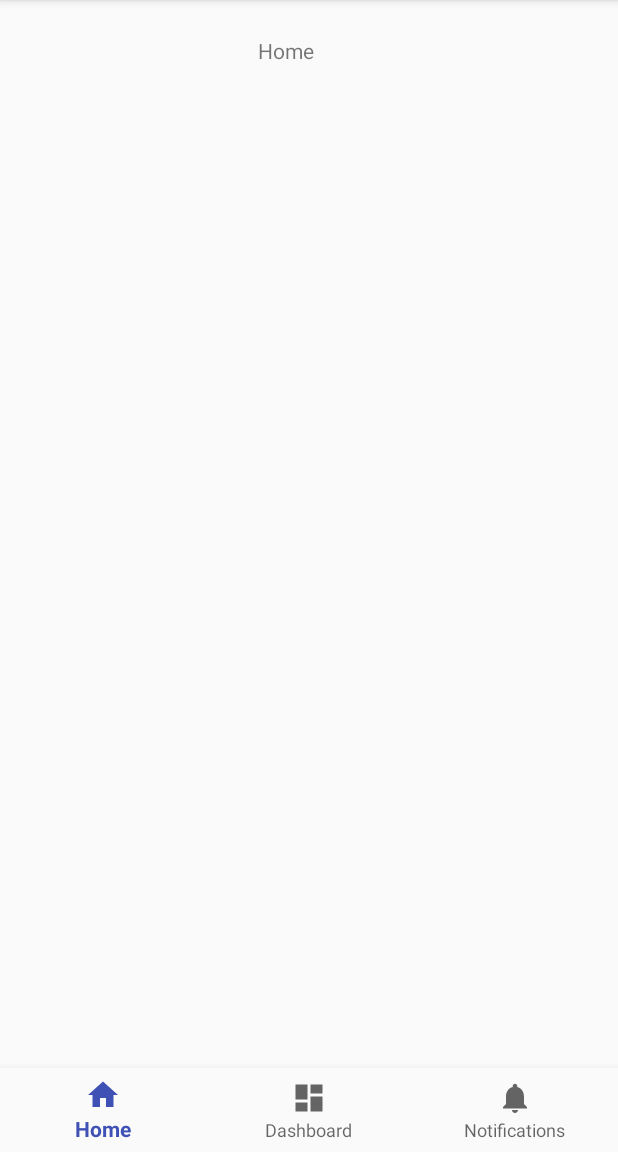
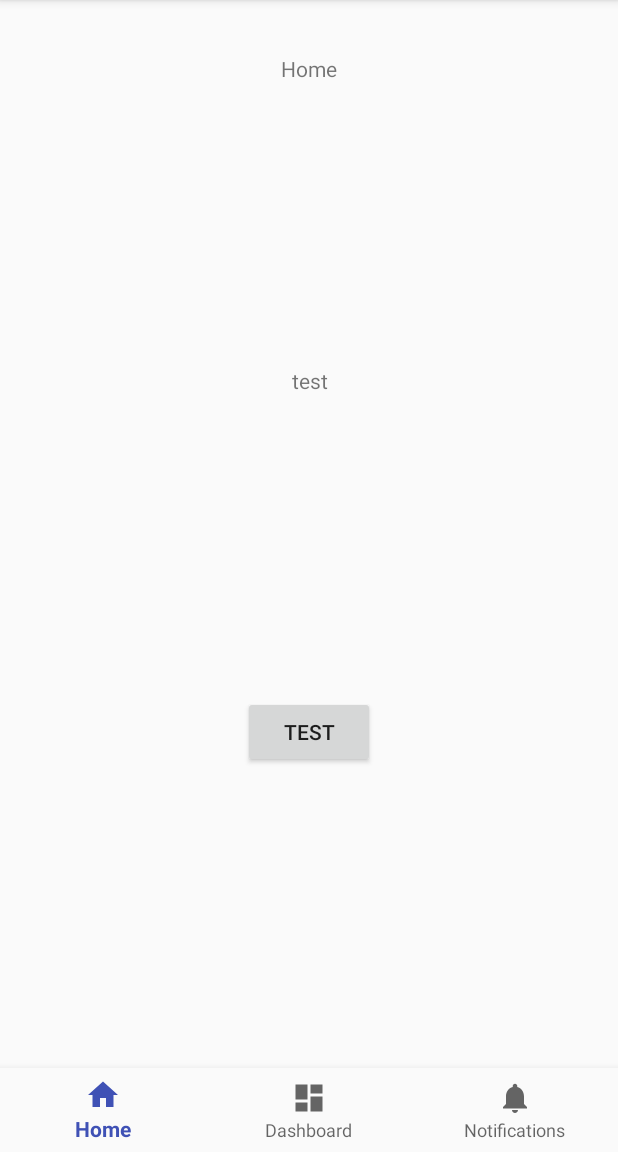
Before and after one commit to max-philip/UNIHACK-2018-v1, an Android app: the screen it shows after launch (MainActivity), on a phone screen of 412 x 824 dp, the part 84-1236 px from its top. Run offline under Robolectric (Android 15) with nearby library versions, the phone set to English and light mode, and no system bars; our stand-ins replace Firebase (no records; nobody signed in at launch, a user with empty details on screens opened directly).

Commit message:
Created a FirebaseAdapter which will serve as a interface with our Firebase Database. Also, added a button for testing.

```diff
--- a/app/build.gradle
+++ b/app/build.gradle
@@ -1,9 +1,10 @@
 apply plugin: 'com.android.application'
+
 
 android {
     compileSdkVersion 27
     defaultConfig {
-        applicationId "com.example.nicholas.unihack_2018_1"
+        applicationId "com.example.unihack.safe_travels"
         minSdkVersion 15
         targetSdkVersion 27
         versionCode 1
@@ -20,12 +21,17 @@ android {
 
 dependencies {
     implementation fileTree(dir: 'libs', include: ['*.jar'])
+    implementation 'com.google.firebase:firebase-core:16.0.1'
+    implementation 'com.google.firebase:firebase-database:16.0.1'
+    implementation 'com.google.android.gms:play-services-maps:15.0.1'
     implementation 'com.android.support:appcompat-v7:27.1.1'
     implementation 'com.android.support:design:27.1.1'
     implementation 'com.android.support.constraint:constraint-layout:1.1.2'
     implementation 'com.android.support:support-vector-drawable:27.1.1'
-    implementation 'com.google.android.gms:play-services-maps:15.0.1'
     testImplementation 'junit:junit:4.12'
     androidTestImplementation 'com.android.support.test:runner:1.0.2'
     androidTestImplementation 'com.android.support.test.espresso:espresso-core:3.0.2'
 }
+
+
+apply plugin: 'com.google.gms.google-services'
--- /dev/null
+++ b/app/src/main/java/com/example/nicholas/unihack_2018_1/FirebaseAdapter.java
@@ -0,0 +1,41 @@
+package com.example.nicholas.unihack_2018_1;
+
+import android.util.Log;
+
+import com.google.firebase.FirebaseError;
+import com.google.firebase.database.DataSnapshot;
+import com.google.firebase.database.DatabaseReference;
+import com.google.firebase.database.FirebaseDatabase;
+import com.google.firebase.database.Query;
+import com.google.firebase.database.ValueEventListener;
+
+/**
+ * Created by roflo on 28/07/2018.
+ */
+
+public class FirebaseAdapter {
+    // Write a message to the database
+
+    private FirebaseDatabase database;
+    private DatabaseReference myRef;
+    private Query query;
+
+    public FirebaseAdapter() {
+        this.database = FirebaseDatabase.getInstance();
+        this.myRef = database.getReference("message");
+        myRef.setValue("Hello World!");
+        Log.d("Create","Created adapter!");
+    }
+
+    public String pull() {
+        Log.d("Pull", "Hi");
+//        Log.d("Pull", "Testing Pull...");
+//        String str = myRef.equalTo("message").toString();
+//        Log.d("Pull", myRef.getKey());
+//        Log.d("Pull", myRef.getParent());
+//        Log.d("Pull", myRef.getKey());
+//        Log.d("Pull data", str);
+        return "lol";
+    }
+
+}
--- a/app/src/main/java/com/example/nicholas/unihack_2018_1/MainActivity.java
+++ b/app/src/main/java/com/example/nicholas/unihack_2018_1/MainActivity.java
@@ -5,17 +5,26 @@ import android.support.annotation.NonNull;
 import android.support.design.widget.BottomNavigationView;
 import android.support.v7.app.AppCompatActivity;
 import android.view.MenuItem;
+import android.view.View;
+import android.widget.Button;
 import android.widget.TextView;
 
 public class MainActivity extends AppCompatActivity {
 
     private TextView mTextMessage;
 
+    private TextView testMessage;
+
+    private FirebaseAdapter firebaseAdapter = new FirebaseAdapter();
+
     private BottomNavigationView.OnNavigationItemSelectedListener mOnNavigationItemSelectedListener
             = new BottomNavigationView.OnNavigationItemSelectedListener() {
 
         @Override
         public boolean onNavigationItemSelected(@NonNull MenuItem item) {
+
+
+
             switch (item.getItemId()) {
                 case R.id.navigation_home:
                     mTextMessage.setText(R.string.title_home);
@@ -27,6 +36,9 @@ public class MainActivity extends AppCompatActivity {
                     mTextMessage.setText(R.string.title_notifications);
                     return true;
             }
+
+
+
             return false;
         }
     };
@@ -36,9 +48,21 @@ public class MainActivity extends AppCompatActivity {
         super.onCreate(savedInstanceState);
         setContentView(R.layout.activity_main);
 
-        mTextMessage = (TextView) findViewById(R.id.message);
+        mTextMessage = (TextView) findViewById(R.id.message2);
         BottomNavigationView navigation = (BottomNavigationView) findViewById(R.id.navigation);
         navigation.setOnNavigationItemSelectedListener(mOnNavigationItemSelectedListener);
+
+        final Button testButton = (Button) findViewById(R.id.testButton);
+        testButton.setOnClickListener(new View.OnClickListener() {
+            public void onClick(View v) {
+                testMessage = findViewById(R.id.firebaseTestMessage);
+                String str = firebaseAdapter.pull();
+                testMessage.setText(str);
+                System.out.println("Testing button...");
+                System.out.println(str);
+            }
+        });
+
     }
 
 }
--- a/app/src/main/res/layout/activity_main.xml
+++ b/app/src/main/res/layout/activity_main.xml
@@ -8,13 +8,25 @@
     tools:context=".MainActivity">
 
     <TextView
-        android:id="@+id/message"
+        android:id="@+id/firebaseTestMessage"
         android:layout_width="wrap_content"
         android:layout_height="wrap_content"
-        android:layout_marginLeft="172dp"
-        android:layout_marginTop="24dp"
+        android:layout_marginTop="244dp"
+        android:text="test"
+        app:layout_constraintEnd_toEndOf="parent"
+        app:layout_constraintHorizontal_bias="0.501"
+        app:layout_constraintStart_toStartOf="parent"
+        app:layout_constraintTop_toTopOf="parent" />
+
+    <TextView
+        android:id="@+id/message2"
+        android:layout_width="wrap_content"
+        android:layout_height="wrap_content"
+        android:layout_marginTop="36dp"
         android:text="@string/title_home"
-        app:layout_constraintLeft_toLeftOf="parent"
+        app:layout_constraintEnd_toEndOf="parent"
+        app:layout_constraintHorizontal_bias="0.5"
+        app:layout_constraintStart_toStartOf="parent"
         app:layout_constraintTop_toTopOf="parent" />
 
     <android.support.design.widget.BottomNavigationView
@@ -29,4 +41,15 @@
         app:layout_constraintRight_toRightOf="parent"
         app:menu="@menu/navigation" />
 
+    <Button
+        android:id="@+id/testButton"
+        android:layout_width="wrap_content"
+        android:layout_height="wrap_content"
+        android:text="Test"
+        app:layout_constraintBottom_toTopOf="@+id/navigation"
+        app:layout_constraintEnd_toEndOf="parent"
+        app:layout_constraintHorizontal_bias="0.5"
+        app:layout_constraintStart_toStartOf="parent"
+        app:layout_constraintTop_toBottomOf="@+id/firebaseTestMessage" />
+
 </android.support.constraint.ConstraintLayout>
--- a/build.gradle
+++ b/build.gradle
@@ -12,6 +12,7 @@ buildscript {
 
         // NOTE: Do not place your application dependencies here; they belong
         // in the individual module build.gradle files
+        classpath 'com.google.gms:google-services:4.0.1'
     }
 }
 
```
Also changed, not shown: 2 other files.
